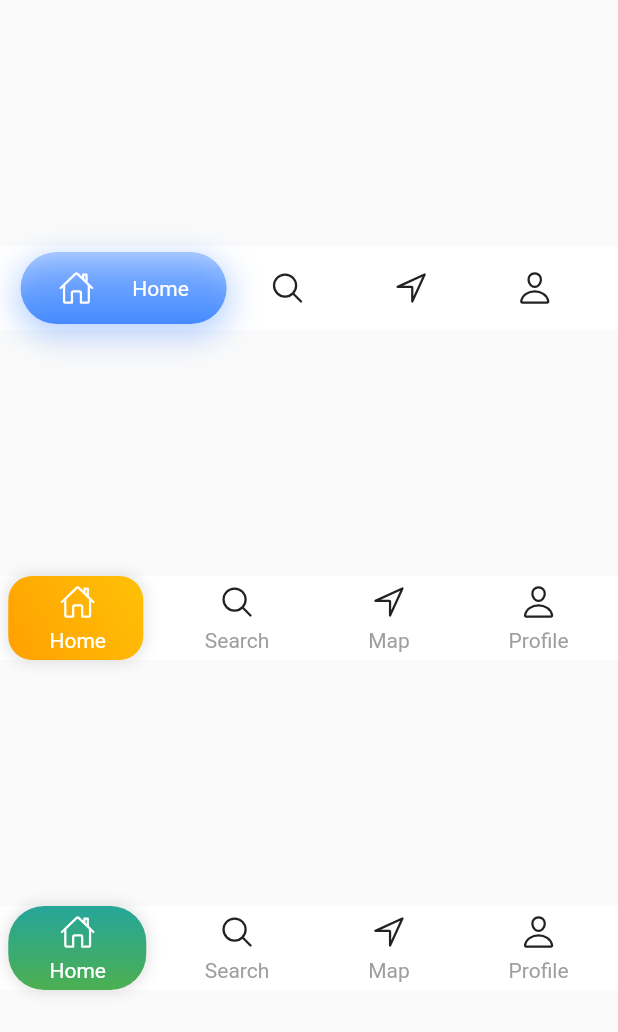
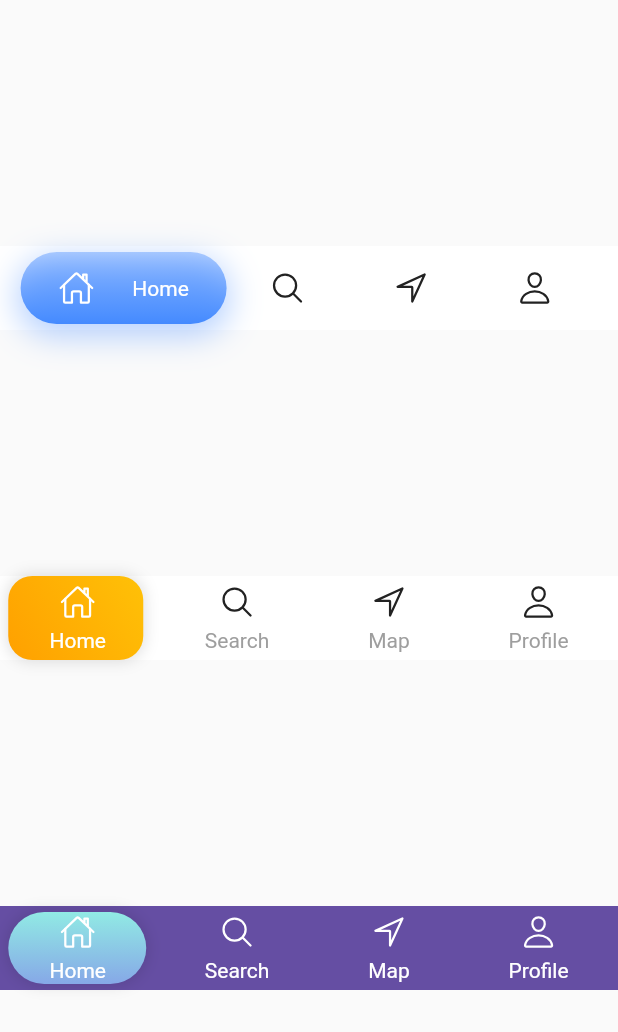
Before and after one commit to seyfettiny/BottomNavigationBars, a Flutter app: the screen it shows after launch, on a phone screen of 412 x 824 dp. Shown: the top 1032 px of the screen. Run offline on Flutter 3.47's test engine with Material 2 defaults, Android fonts, the phone set to English and light mode, and no system bars; our stand-ins replace ionicons.

Commit message:
Rename name of navigation bar.

```diff
--- a/lib/main.dart
+++ b/lib/main.dart
@@ -1,4 +1,4 @@
-import 'package:bottomnavigationbars/nav_items/shifting_bottom_nav_with_sizing.dart';
+import 'package:bottomnavigationbars/nav_items/streching_bottom_nav.dart';
 import 'package:flutter/material.dart';
 
 import 'nav_items/google_bottom_nav.dart';
@@ -34,7 +34,7 @@ class HomeScreen extends StatelessWidget {
         children: const [
           GoogleBottonNav(),
           ShiftingBottomNav(),
-          ShiftingBottomNavWithSizing(),
+          StrechingBottomNavWithSizing(),
         ],
       ),
     );
--- a/lib/nav_items/shifting_bottom_nav_with_sizing.dart
+++ b/lib/nav_items/streching_bottom_nav.dart
@@ -1,16 +1,17 @@
 import 'package:flutter/material.dart';
 import 'package:ionicons/ionicons.dart';
 
-class ShiftingBottomNavWithSizing extends StatefulWidget {
-  const ShiftingBottomNavWithSizing({Key? key}) : super(key: key);
+class StrechingBottomNavWithSizing extends StatefulWidget {
+  const StrechingBottomNavWithSizing({Key? key}) : super(key: key);
 
   @override
-  State<ShiftingBottomNavWithSizing> createState() =>
-      _ShiftingBottomNavWithSizingState();
+  State<StrechingBottomNavWithSizing> createState() =>
+      _StrechingBottomNavWithSizingState();
 }
 
-class _ShiftingBottomNavWithSizingState
-    extends State<ShiftingBottomNavWithSizing> {
+class _StrechingBottomNavWithSizingState
+    extends State<StrechingBottomNavWithSizing> {
+  //TODO: Since it is final, can be problematic when the screen size changes.
   final double _screenWidth =
       MediaQueryData.fromWindow(WidgetsBinding.instance.window).size.width;
 
@@ -54,27 +55,26 @@ class _ShiftingBottomNavWithSizingState
   @override
   void didChangeDependencies() {
     super.didChangeDependencies();
-    // animate(context);
   }
 
   @override
   Widget build(BuildContext context) {
     return Container(
       height: AppBar().preferredSize.height,
-      color: Colors.white,
+      color: const Color(0xff654ea3),
       child: Stack(
         children: [
           AnimatedPositioned(
             duration: const Duration(milliseconds: 350),
             curve: Curves.easeInOutCirc,
-            height: AppBar().preferredSize.height,
+            height: AppBar().preferredSize.height - 8,
+            top: 4,
             left: left,
             right: right,
             child: Container(
-              decoration: BoxDecoration(
-                color: Colors.amber,
-                borderRadius: BorderRadius.circular(24),
-                boxShadow: const [
+              decoration: const BoxDecoration(
+                borderRadius: BorderRadius.all(Radius.circular(24)),
+                boxShadow: [
                   BoxShadow(
                     color: Colors.black12,
                     blurRadius: 8,
@@ -83,8 +83,8 @@ class _ShiftingBottomNavWithSizingState
                 ],
                 gradient: LinearGradient(
                   colors: [
-                    Colors.teal.shade400,
-                    Colors.green,
+                    Color(0xFF91EAE4),
+                    Color(0xFF86A8E7),
                   ],
                   begin: Alignment.topCenter,
                   end: Alignment.bottomCenter,
@@ -163,22 +163,14 @@ class _ShiftingBottomNavWithSizingState
         child: Column(
           mainAxisAlignment: MainAxisAlignment.spaceEvenly,
           children: [
-            AnimatedTheme(
-                duration: const Duration(milliseconds: 300),
-                data: ThemeData(
-                  iconTheme: IconThemeData(
-                    color: selected ? Colors.white : Colors.black87,
-                  ),
-                ),
-                child: Icon(
-                  icon,
-                )),
-            AnimatedDefaultTextStyle(
-                duration: const Duration(milliseconds: 300),
-                style: TextStyle(
-                  color: selected ? Colors.white : Colors.grey,
-                ),
-                child: Text(label)),
+            Icon(
+              icon,
+              color: Colors.white,
+            ),
+            Text(
+              label,
+              style: const TextStyle(color: Colors.white),
+            ),
           ],
         ),
       ),
```
